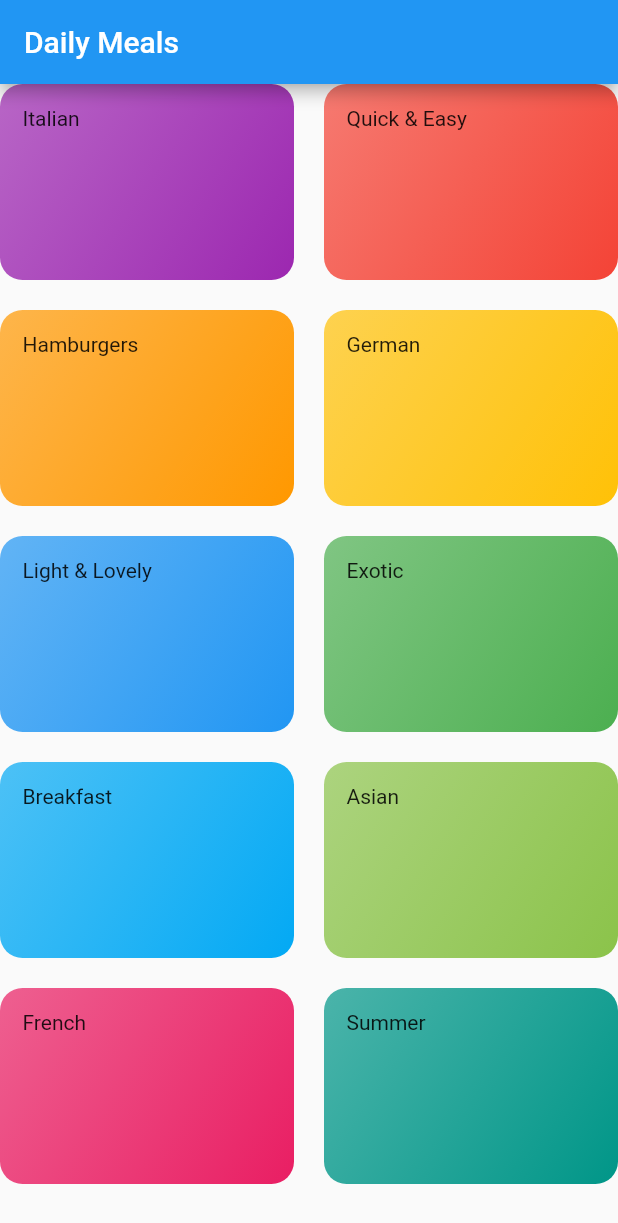
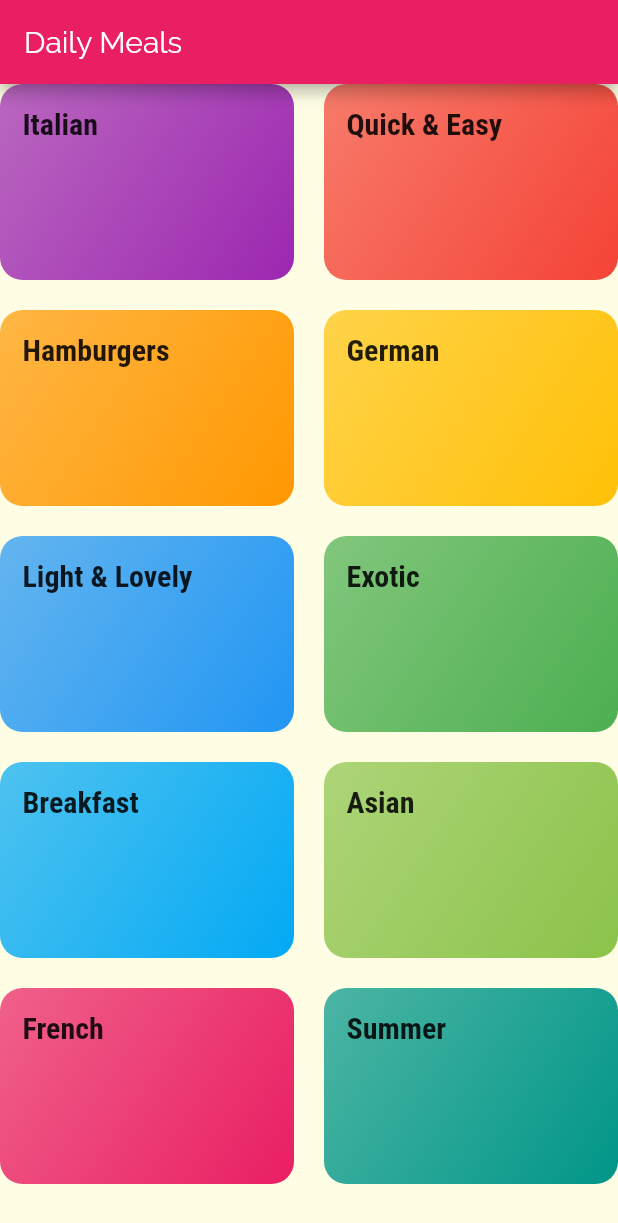
Before and after one commit to arifpurwandaru/meals_app, a Flutter app: the screen it shows after launch, on a phone screen of 412 x 824 dp. Shown: the top 1223 px of the screen. Run offline on Flutter 3.47's test engine with Material 2 defaults, Android fonts, the phone set to English and light mode, and no system bars.

Commit message:
157. styling and theming

```diff
--- a/lib/categories_screen.dart
+++ b/lib/categories_screen.dart
@@ -16,7 +16,7 @@ class CategoriesScreen extends StatelessWidget {
             .toList(),
         gridDelegate: SliverGridDelegateWithMaxCrossAxisExtent(
           maxCrossAxisExtent: 200,
-          childAspectRatio: 3 / 2,
+          childAspectRatio: 3/2,
           crossAxisSpacing: 20,
           mainAxisSpacing: 20,
         ),
--- a/lib/category_item.dart
+++ b/lib/category_item.dart
@@ -10,7 +10,10 @@ class CategoryItem extends StatelessWidget {
   Widget build(BuildContext context) {
     return Container(
       padding: const EdgeInsets.all(15),
-      child: Text(title),
+      child: Text(
+        title,
+        style: Theme.of(context).textTheme.title,
+      ),
       decoration: BoxDecoration(
         gradient: LinearGradient(
           colors: [
--- a/lib/main.dart
+++ b/lib/main.dart
@@ -9,7 +9,23 @@ class MyApp extends StatelessWidget {
     return MaterialApp(
       title: 'DailyMeals',
       theme: ThemeData(
-        primarySwatch: Colors.blue,
+        primarySwatch: Colors.pink,
+        accentColor: Colors.amber,
+        canvasColor: Color.fromRGBO(255, 254, 229, 1),
+        fontFamily: 'Raleway',
+        textTheme: ThemeData.light().textTheme.copyWith(
+              body1: TextStyle(
+                color: Color.fromRGBO(20, 51, 52, 1),
+              ),
+              body2: TextStyle(
+                color: Color.fromRGBO(20, 51, 51, 1),
+              ),
+              title: TextStyle(
+                fontSize: 20,
+                fontFamily: 'RobotoCondensed',
+                fontWeight: FontWeight.bold,
+              ),
+            ),
       ),
       home: CategoriesScreen(),
     );
```
Also changed, not shown: pubspec.yaml (+17 -6 lines), assets/fonts/Raleway-Black.ttf (added), assets/fonts/Raleway-Bold.ttf (added), assets/fonts/Raleway-Regular.ttf (added), assets/fonts/RobotoCondensed-Bold.ttf (added), assets/fonts/RobotoCondensed-Italic.ttf (added), assets/fonts/RobotoCondensed-Light.ttf (added), assets/fonts/RobotoCondensed-Regular.ttf (added).
